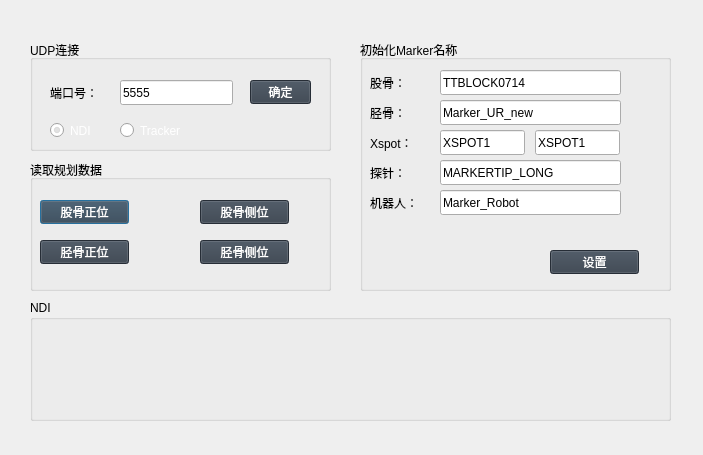
Before: the Qt Designer form dialog_setting.ui in yb993161947/SCR, drawn with Qt 5.
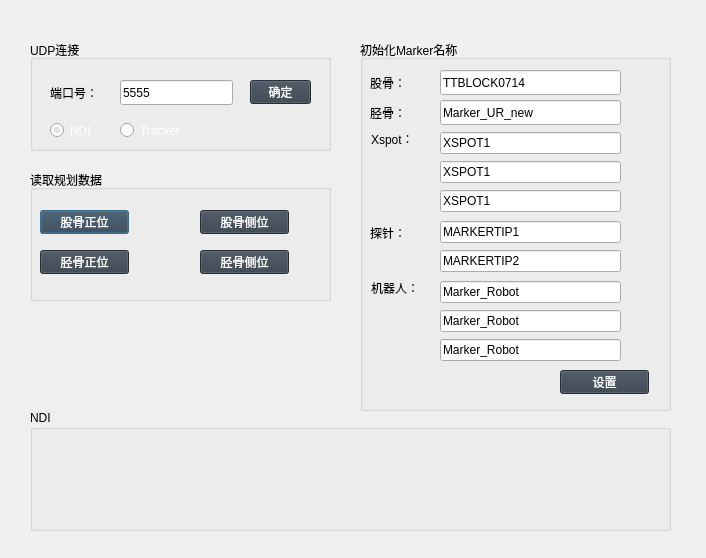
After: the same form once the commit is applied. Icons and pictures are not drawn.

What changed in the file:
```diff
--- a/dialog_setting.ui
+++ b/dialog_setting.ui
@@ -6,8 +6,8 @@
    <rect>
     <x>0</x>
     <y>0</y>
-    <width>703</width>
-    <height>455</height>
+    <width>706</width>
+    <height>558</height>
    </rect>
   </property>
   <property name="windowTitle">
@@ -27,7 +27,7 @@
    <property name="geometry">
     <rect>
      <x>30</x>
-     <y>160</y>
+     <y>170</y>
      <width>301</width>
      <height>131</height>
     </rect>
@@ -175,7 +175,7 @@
      <x>360</x>
      <y>40</y>
      <width>311</width>
-     <height>251</height>
+     <height>371</height>
     </rect>
    </property>
    <property name="title">
@@ -233,50 +233,24 @@
      <string>胫骨：</string>
     </property>
    </widget>
-   <widget class="QLineEdit" name="lineEdi_NameXspot">
-    <property name="geometry">
-     <rect>
-      <x>80</x>
-      <y>90</y>
-      <width>85</width>
-      <height>25</height>
-     </rect>
-    </property>
-    <property name="text">
-     <string>XSPOT1</string>
-    </property>
-   </widget>
    <widget class="QLabel" name="label_port_4">
     <property name="geometry">
      <rect>
-      <x>10</x>
-      <y>90</y>
-      <width>72</width>
-      <height>25</height>
+      <x>11</x>
+      <y>91</y>
+      <width>55</width>
+      <height>16</height>
      </rect>
     </property>
     <property name="text">
      <string>Xspot：</string>
     </property>
    </widget>
-   <widget class="QLineEdit" name="lineEdi_NameTipTool">
-    <property name="geometry">
-     <rect>
-      <x>80</x>
-      <y>120</y>
-      <width>181</width>
-      <height>25</height>
-     </rect>
-    </property>
-    <property name="text">
-     <string>MARKERTIP_LONG</string>
-    </property>
-   </widget>
    <widget class="QLabel" name="label_port_5">
     <property name="geometry">
      <rect>
       <x>10</x>
-      <y>120</y>
+      <y>180</y>
       <width>72</width>
       <height>25</height>
      </rect>
@@ -288,8 +262,8 @@
    <widget class="QPushButton" name="pushButton_InitMarker">
     <property name="geometry">
      <rect>
-      <x>190</x>
-      <y>210</y>
+      <x>200</x>
+      <y>330</y>
       <width>89</width>
       <height>24</height>
      </rect>
@@ -301,48 +275,114 @@
    <widget class="QLabel" name="label_port_6">
     <property name="geometry">
      <rect>
-      <x>10</x>
-      <y>150</y>
-      <width>72</width>
-      <height>25</height>
+      <x>11</x>
+      <y>240</y>
+      <width>60</width>
+      <height>16</height>
      </rect>
     </property>
     <property name="text">
      <string>机器人：</string>
     </property>
    </widget>
-   <widget class="QLineEdit" name="lineEdi_NameRobot">
+   <widget class="QWidget" name="layoutWidget">
     <property name="geometry">
      <rect>
       <x>80</x>
-      <y>150</y>
+      <y>240</y>
       <width>181</width>
-      <height>25</height>
+      <height>85</height>
      </rect>
     </property>
-    <property name="text">
-     <string>Marker_Robot</string>
+    <layout class="QVBoxLayout" name="verticalLayout">
+     <item>
+      <widget class="QLineEdit" name="lineEdi_NameRobot_1">
+       <property name="text">
+        <string>Marker_Robot</string>
+       </property>
+      </widget>
+     </item>
+     <item>
+      <widget class="QLineEdit" name="lineEdi_NameRobot_2">
+       <property name="text">
+        <string>Marker_Robot</string>
+       </property>
+      </widget>
+     </item>
+     <item>
+      <widget class="QLineEdit" name="lineEdi_NameRobot_3">
+       <property name="text">
+        <string>Marker_Robot</string>
+       </property>
+      </widget>
+     </item>
+    </layout>
+   </widget>
+   <widget class="QWidget" name="layoutWidget">
+    <property name="geometry">
+     <rect>
+      <x>80</x>
+      <y>91</y>
+      <width>181</width>
+      <height>85</height>
+     </rect>
     </property>
+    <layout class="QVBoxLayout" name="verticalLayout_2">
+     <item>
+      <widget class="QLineEdit" name="lineEdi_NameXspot_1">
+       <property name="text">
+        <string>XSPOT1</string>
+       </property>
+      </widget>
+     </item>
+     <item>
+      <widget class="QLineEdit" name="lineEdi_NameXspot_2">
+       <property name="text">
+        <string>XSPOT1</string>
+       </property>
+      </widget>
+     </item>
+     <item>
+      <widget class="QLineEdit" name="lineEdi_NameXspot_3">
+       <property name="text">
+        <string>XSPOT1</string>
+       </property>
+      </widget>
+     </item>
+    </layout>
    </widget>
-   <widget class="QLineEdit" name="lineEdi_NameXspot_2">
+   <widget class="QWidget" name="">
     <property name="geometry">
      <rect>
-      <x>175</x>
-      <y>90</y>
-      <width>85</width>
-      <height>25</height>
+      <x>80</x>
+      <y>180</y>
+      <width>181</width>
+      <height>55</height>
      </rect>
     </property>
-    <property name="text">
-     <string>XSPOT1</string>
-    </property>
+    <layout class="QVBoxLayout" name="verticalLayout_3">
+     <item>
+      <widget class="QLineEdit" name="lineEdi_NameTipTool_1">
+       <property name="text">
+        <string>MARKERTIP1</string>
+       </property>
+      </widget>
+     </item>
+     <item>
+      <widget class="QLineEdit" name="lineEdi_NameTipTool_2">
+       <property name="text">
+        <string>MARKERTIP2</string>
+       </property>
+      </widget>
+     </item>
+    </layout>
    </widget>
   </widget>
   <widget class="QGroupBox" name="groupBox_3">
    <property name="geometry">
     <rect>
      <x>30</x>
-     <y>300</y>
+     <y>410</y>
      <width>641</width>
      <height>121</height>
     </rect>
```
